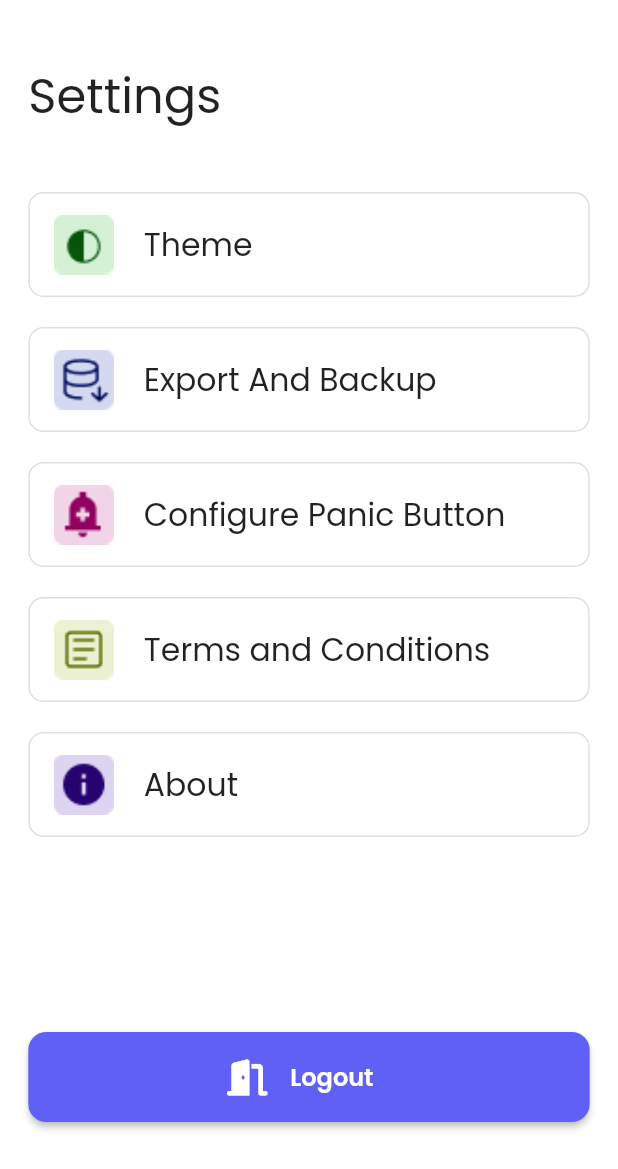
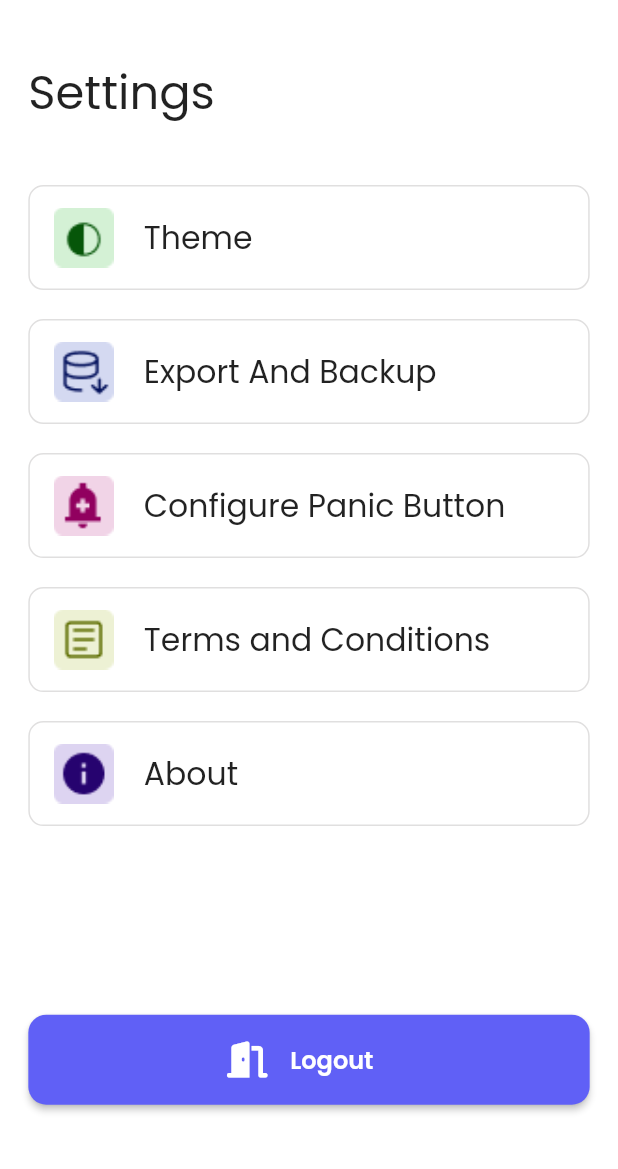
Before and after one commit to Debajyoti14/MamaVault, a Flutter app: the SettingsPage screen opened directly, on a phone screen of 412 x 824 dp. Shown: the top 1169 px of the screen. Run offline on Flutter 3.47's test engine with Material 2 defaults, Android fonts, the phone set to English and light mode, and no system bars; our stand-ins replace accordion, animated_splash_screen, circular_countdown_timer, cloud_firestore, date_time_picker, file_picker and 15 more; missing offline and left inert: clipboard, onboarding, pdf_render; accounts and stored records are empty; network calls fail; statements that could not run were skipped.

Commit message:
Add height width fixed

```diff
--- a/lib/screens/settings.dart
+++ b/lib/screens/settings.dart
@@ -1,5 +1,6 @@
 import 'package:flutter/cupertino.dart';
 import 'package:flutter/material.dart';
+import 'package:flutter_screenutil/flutter_screenutil.dart';
 import 'package:font_awesome_flutter/font_awesome_flutter.dart';
 import 'package:google_fonts/google_fonts.dart';
 import 'package:interrupt/config/UI_constraints.dart';
@@ -30,33 +31,33 @@ class _SettingsPageState extends State<SettingsPage> {
             child: Column(
           crossAxisAlignment: CrossAxisAlignment.start,
           children: [
-            const SizedBox(
-              height: 40,
+            SizedBox(
+              height: 40.h,
             ),
             Text(
               "Settings",
               style: TextStyle(
-                fontSize: 32,
+                fontSize: 32.sp,
                 fontFamily:
                     GoogleFonts.poppins(fontWeight: FontWeight.bold).fontFamily,
               ),
             ),
-            const SizedBox(
-              height: 40,
+            SizedBox(
+              height: 40.h,
             ),
             const SettingComponent(
               imagePath: 'assets/setting1.png',
               settingTitle: 'Theme',
             ),
-            const SizedBox(
-              height: 20,
+            SizedBox(
+              height: 20.h,
             ),
             const SettingComponent(
               imagePath: 'assets/setting2.png',
               settingTitle: 'Export And Backup',
             ),
-            const SizedBox(
-              height: 20,
+            SizedBox(
+              height: 20.h,
             ),
             SettingComponent(
               imagePath: 'assets/setting3.png',
@@ -67,22 +68,22 @@ class _SettingsPageState extends State<SettingsPage> {
                 ));
               },
             ),
-            const SizedBox(
-              height: 20,
+            SizedBox(
+              height: 20.h,
             ),
             const SettingComponent(
               imagePath: 'assets/setting4.png',
               settingTitle: 'Terms and Conditions',
             ),
-            const SizedBox(
-              height: 20,
+            SizedBox(
+              height: 20.h,
             ),
             const SettingComponent(
               imagePath: 'assets/setting5.png',
               settingTitle: 'About',
             ),
-            const SizedBox(
-              height: 130,
+            SizedBox(
+              height: 130.h,
             ),
             PrimaryIconButton(
               buttonTitle: "Logout",
```
Also changed, not shown: lib/provider/memory_timeline.dart (+15 -14 lines), lib/screens/Panic Mode/panic_mode_timer.dart (+18 -15 lines), lib/screens/dashboard.dart (+17 -14 lines), lib/screens/doc_list.dart (+37 -36 lines), lib/screens/docs_gallery.dart (+11 -10 lines), lib/screens/share.dart (+14 -13 lines).
